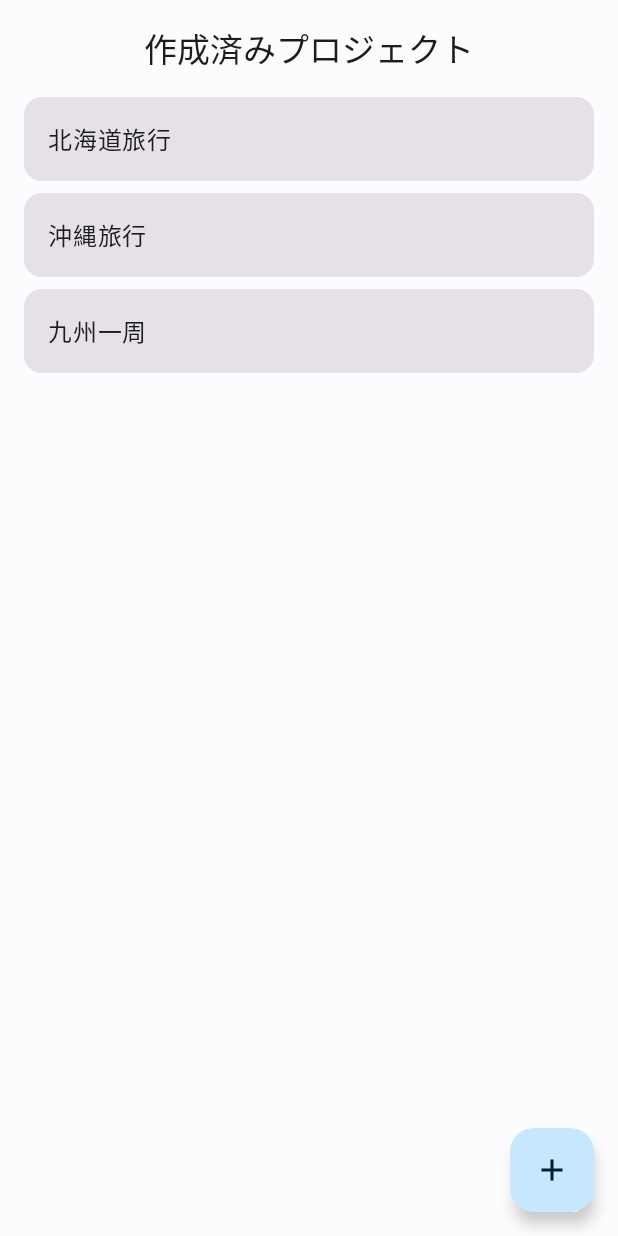
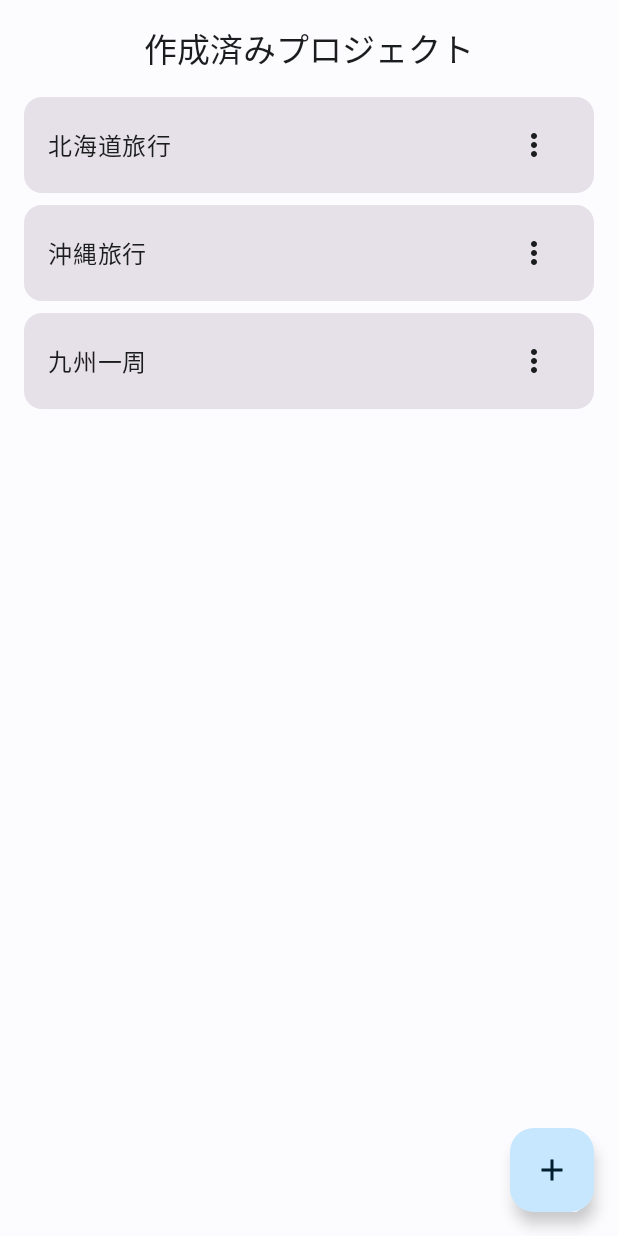
Before and after one commit to hata0/TravelApp, an Android app built with Jetpack Compose: the screen it shows after launch (MainActivity), on a phone screen of 412 x 824 dp. Run offline under Robolectric (Android 15) with nearby library versions, the phone set to English and light mode, and no system bars.

Commit message:
added minor modifications

```diff
--- a/app/src/main/java/com/hata/travelapp/internal/presentation/android/trip/view/HomeScreen.kt
+++ b/app/src/main/java/com/hata/travelapp/internal/presentation/android/trip/view/HomeScreen.kt
@@ -2,7 +2,9 @@ package com.hata.travelapp.internal.presentation.android.trip.view
 
 import androidx.compose.foundation.clickable
 import androidx.compose.foundation.layout.Arrangement
+import androidx.compose.foundation.layout.Box
 import androidx.compose.foundation.layout.Column
+import androidx.compose.foundation.layout.Row
 import androidx.compose.foundation.layout.Spacer
 import androidx.compose.foundation.layout.fillMaxSize
 import androidx.compose.foundation.layout.fillMaxWidth
@@ -12,13 +14,21 @@ import androidx.compose.foundation.lazy.LazyColumn
 import androidx.compose.foundation.lazy.items
 import androidx.compose.material.icons.Icons
 import androidx.compose.material.icons.filled.Add
+import androidx.compose.material.icons.filled.MoreVert
 import androidx.compose.material3.Card
+import androidx.compose.material3.DropdownMenu
+import androidx.compose.material3.DropdownMenuItem
 import androidx.compose.material3.FloatingActionButton
 import androidx.compose.material3.Icon
+import androidx.compose.material3.IconButton
 import androidx.compose.material3.MaterialTheme
 import androidx.compose.material3.Scaffold
 import androidx.compose.material3.Text
 import androidx.compose.runtime.Composable
+import androidx.compose.runtime.getValue
+import androidx.compose.runtime.mutableStateOf
+import androidx.compose.runtime.remember
+import androidx.compose.runtime.setValue
 import androidx.compose.ui.Alignment
 import androidx.compose.ui.Modifier
 import androidx.compose.ui.tooling.preview.Preview
@@ -30,11 +40,15 @@ import androidx.compose.ui.unit.dp
  *
  * @param onNavigateToNewProject 新規作成ボタンがクリックされたときのコールバック。
  * @param onProjectClick プロジェクトリストの項目がクリックされたときのコールバック。
+ * @param onEditProject 「編集」メニューがクリックされたときのコールバック。
+ * @param onDeleteProject 「削除」メニューがクリックされたときのコールバック。
  */
 @Composable
 fun HomeScreen(
     onNavigateToNewProject: () -> Unit,
-    onProjectClick: (String) -> Unit
+    onProjectClick: (String) -> Unit,
+    onEditProject: (String) -> Unit,
+    onDeleteProject: (String) -> Unit
 ) {
     // TODO: ViewModelから実際のプロジェクトリストを取得するように変更する
     val projects = listOf("北海道旅行", "沖縄旅行", "九州一周")
@@ -64,16 +78,7 @@ fun HomeScreen(
                 verticalArrangement = Arrangement.spacedBy(8.dp)
             ) {
                 items(projects) { project ->
-                    Card(
-                        modifier = Modifier
-                            .fillMaxWidth()
-                            .clickable { onProjectClick(project) }
-                    ) {
-                        Text(
-                            text = project,
-                            modifier = Modifier.padding(16.dp)
-                        )
-                    }
+                    ProjectCard(project, onProjectClick, onEditProject, onDeleteProject)
                 }
             }
         }
@@ -81,10 +86,70 @@ fun HomeScreen(
 }
 
 /**
+ * プロジェクト情報を表示するカードUI。
+ * プロジェクト名と、編集・削除のためのケバブメニューを持つ。
+ */
+@Composable
+private fun ProjectCard(
+    project: String,
+    onProjectClick: (String) -> Unit,
+    onEditProject: (String) -> Unit,
+    onDeleteProject: (String) -> Unit
+) {
+    var menuExpanded by remember { mutableStateOf(false) }
+
+    Card(modifier = Modifier.fillMaxWidth()) {
+        Row(
+            modifier = Modifier
+                .fillMaxWidth()
+                .clickable { onProjectClick(project) }
+                .padding(horizontal = 16.dp, vertical = 8.dp),
+            verticalAlignment = Alignment.CenterVertically,
+            horizontalArrangement = Arrangement.SpaceBetween
+        ) {
+            Text(
+                text = project,
+                modifier = Modifier.weight(1f)
+            )
+            Box {
+                IconButton(onClick = { menuExpanded = true }) {
+                    Icon(Icons.Default.MoreVert, contentDescription = "メニュー")
+                }
+                DropdownMenu(
+                    expanded = menuExpanded,
+                    onDismissRequest = { menuExpanded = false }
+                ) {
+                    DropdownMenuItem(
+                        text = { Text("編集") },
+                        onClick = {
+                            onEditProject(project)
+                            menuExpanded = false
+                        }
+                    )
+                    DropdownMenuItem(
+                        text = { Text("削除") },
+                        onClick = {
+                            onDeleteProject(project)
+                            menuExpanded = false
+                        }
+                    )
+                }
+            }
+        }
+    }
+}
+
+
+/**
  * `HomeScreen`のプレビュー用Composable。
  */
 @Preview(showBackground = true)
 @Composable
 fun HomeScreenPreview() {
-    HomeScreen(onNavigateToNewProject = {}, onProjectClick = {})
+    HomeScreen(
+        onNavigateToNewProject = {},
+        onProjectClick = {},
+        onEditProject = {},
+        onDeleteProject = {}
+    )
 }
--- a/app/src/main/java/com/hata/travelapp/internal/presentation/android/trip/view/TripScreen.kt
+++ b/app/src/main/java/com/hata/travelapp/internal/presentation/android/trip/view/TripScreen.kt
@@ -17,12 +17,18 @@ fun TripScreen() {
         composable("home") {
             HomeScreen(
                 onNavigateToNewProject = { navController.navigate("new_project") },
-                onProjectClick = { navController.navigate("date_selection") }
+                onProjectClick = { navController.navigate("date_selection") },
+                onEditProject = { navController.navigate("new_project") }, // 編集時も新規作成画面に遷移
+                onDeleteProject = { /* TODO: ViewModelと連携して削除処理を実装 */ }
             )
         }
         composable("new_project") {
             NewProjectScreen(
-                onNavigateToDateSelection = { navController.navigate("date_selection") },
+                onNavigateToDateSelection = {
+                    navController.navigate("date_selection") {
+                        popUpTo("new_project") { inclusive = true }
+                    }
+                },
                 onNavigateBack = { navController.popBackStack() }
             )
         }
--- a/gradle/libs.versions.toml
+++ b/gradle/libs.versions.toml
@@ -1,5 +1,5 @@
 [versions]
-agp = "8.11.1"
+agp = "8.13.0"
 kotlin = "2.0.21"
 coreKtx = "1.10.1"
 junit = "4.13.2"
```
Also changed, not shown: 1 other file.
